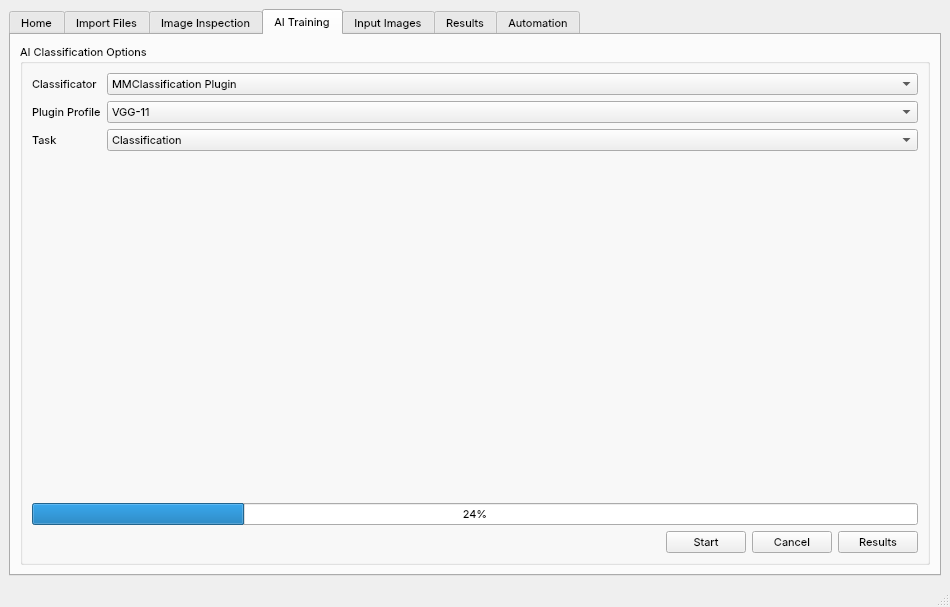
Above: mainwindow.ui from Joensw/RCAIT before the change. Below: the same form after it.
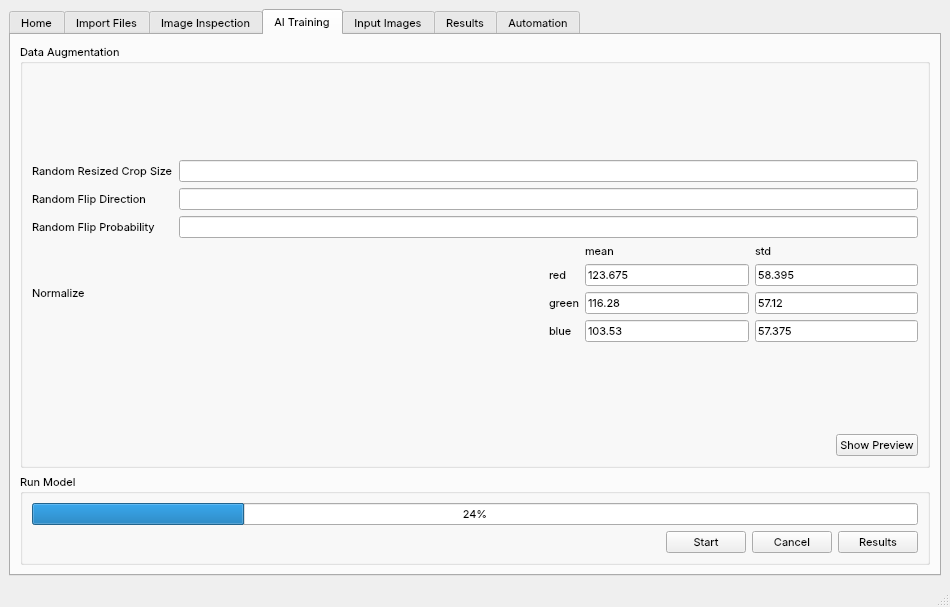
That is the form after the change. The open tabs and pages were chosen to show the change. Icons and pictures are not drawn. Custom widgets are drawn as their Qt base class.

The edit to the form file:
```diff
--- a/mainwindow.ui
+++ b/mainwindow.ui
@@ -566,76 +566,14 @@
         <string>AI Training</string>
        </attribute>
        <layout class="QGridLayout" name="gridLayout_11">
-        <item row="0" column="0">
+        <item row="1" column="0">
          <widget class="QGroupBox" name="groupBox">
           <property name="title">
-           <string>AI Classification Options</string>
+           <string>Run Model</string>
           </property>
           <layout class="QGridLayout" name="gridLayout_7">
-           <item row="0" column="0">
+           <item row="1" column="0">
             <layout class="QVBoxLayout" name="verticalLayout">
-             <item>
-              <layout class="QFormLayout" name="formLayout">
-               <item row="0" column="0">
-                <widget class="QLabel" name="classificationPluginLabel">
-                 <property name="text">
-                  <string>Classificator</string>
-                 </property>
-                </widget>
-               </item>
-               <item row="0" column="1">
-                <widget class="QComboBox" name="classificationPluginComboBox">
-                 <item>
-                  <property name="text">
-                   <string>MMClassification Plugin</string>
-                  </property>
-                 </item>
-                 <item>
-                  <property name="text">
-                   <string>Tensorflow Plugin</string>
-                  </property>
-                 </item>
-                </widget>
-               </item>
-               <item row="1" column="0">
-                <widget class="QLabel" name="pluginProfileLabel">
-                 <property name="text">
-                  <string>Plugin Profile</string>
-                 </property>
-                </widget>
-               </item>
-               <item row="1" column="1">
-                <widget class="QComboBox" name="pluginProfileComboBox">
-                 <item>
-                  <property name="text">
-                   <string>VGG-11</string>
-                  </property>
-                 </item>
-                </widget>
-               </item>
-               <item row="2" column="0">
-                <widget class="QLabel" name="actionLabel">
-                 <property name="text">
-                  <string>Task</string>
-                 </property>
-                </widget>
-               </item>
-               <item row="2" column="1">
-                <widget class="QComboBox" name="actionComboBox">
-                 <item>
-                  <property name="text">
-                   <string>Classification</string>
-                  </property>
-                 </item>
-                 <item>
-                  <property name="text">
-                   <string>Training</string>
-                  </property>
-                 </item>
-                </widget>
-               </item>
-              </layout>
-             </item>
              <item>
               <widget class="QProgressBar" name="progressBar">
                <property name="value">
@@ -686,6 +624,178 @@
           </layout>
          </widget>
         </item>
+        <item row="0" column="0">
+         <widget class="QGroupBox" name="groupBox_4">
+          <property name="title">
+           <string>Data Augmentation</string>
+          </property>
+          <layout class="QHBoxLayout" name="horizontalLayout_18">
+           <item>
+            <layout class="QGridLayout" name="gridLayout_13" rowstretch="1,1,1,1,0,1,1">
+             <item row="4" column="0">
+              <widget class="QLabel" name="label_10">
+               <property name="text">
+                <string>Normalize</string>
+               </property>
+              </widget>
+             </item>
+             <item row="3" column="0">
+              <widget class="QLabel" name="label_11">
+               <property name="text">
+                <string>Random Flip Probability</string>
+               </property>
+              </widget>
+             </item>
+             <item row="1" column="0">
+              <widget class="QLabel" name="label_6">
+               <property name="text">
+                <string>Random Resized Crop Size</string>
+               </property>
+              </widget>
+             </item>
+             <item row="4" column="1">
+              <layout class="QHBoxLayout" name="horizontalLayout_20">
+               <item>
+                <spacer name="horizontalSpacer_3">
+                 <property name="orientation">
+                  <enum>Qt::Horizontal</enum>
+                 </property>
+                 <property name="sizeHint" stdset="0">
+                  <size>
+                   <width>40</width>
+                   <height>20</height>
+                  </size>
+                 </property>
+                </spacer>
+               </item>
+               <item>
+                <layout class="QGridLayout" name="gridLayout_14">
+                 <item row="5" column="2">
+                  <widget class="QLineEdit" name="lineEdit_8">
+                   <property name="text">
+                    <string>57.12</string>
+                   </property>
+                  </widget>
+                 </item>
+                 <item row="6" column="0">
+                  <widget class="QLabel" name="label_14">
+                   <property name="text">
+                    <string>blue</string>
+                   </property>
+                  </widget>
+                 </item>
+                 <item row="6" column="1">
+                  <widget class="QLineEdit" name="lineEdit_6">
+                   <property name="text">
+                    <string>103.53</string>
+                   </property>
+                  </widget>
+                 </item>
+                 <item row="0" column="1">
+                  <widget class="QLabel" name="label_16">
+                   <property name="text">
+                    <string>mean</string>
+                   </property>
+                  </widget>
+                 </item>
+                 <item row="3" column="1">
+                  <widget class="QLineEdit" name="lineEdit_5">
+                   <property name="text">
+                    <string>123.675</string>
+                   </property>
+                  </widget>
+                 </item>
+                 <item row="3" column="0">
+                  <widget class="QLabel" name="label_12">
+                   <property name="text">
+                    <string>red</string>
+                   </property>
+                  </widget>
+                 </item>
+                 <item row="6" column="2">
+                  <widget class="QLineEdit" name="lineEdit_9">
+                   <property name="text">
+                    <string>57.375</string>
+                   </property>
+                  </widget>
+                 </item>
+                 <item row="5" column="0">
+                  <widget class="QLabel" name="label_13">
+                   <property name="text">
+                    <string>green</string>
+                   </property>
+                  </widget>
+                 </item>
+                 <item row="0" column="2">
+                  <widget class="QLabel" name="label_15">
+                   <property name="text">
+                    <string>std</string>
+                   </property>
+                  </widget>
+                 </item>
+                 <item row="3" column="2">
+                  <widget class="QLineEdit" name="lineEdit_7">
+                   <property name="text">
+                    <string>58.395</string>
+                   </property>
+                  </widget>
+                 </item>
+                 <item row="5" column="1">
+                  <widget class="QLineEdit" name="lineEdit_4">
+                   <property name="text">
+                    <string>116.28</string>
+                   </property>
+                  </widget>
+                 </item>
+                </layout>
+               </item>
+              </layout>
+             </item>
+             <item row="2" column="1">
+              <widget class="QLineEdit" name="lineEdit_3"/>
+             </item>
+             <item row="3" column="1">
+              <widget class="QLineEdit" name="lineEdit_10"/>
+             </item>
+             <item row="1" column="1">
+              <widget class="QLineEdit" name="lineEdit_2"/>
+             </item>
+             <item row="2" column="0">
+              <widget class="QLabel" name="label_9">
+               <property name="text">
+                <string>Random Flip Direction</string>
+               </property>
+              </widget>
+             </item>
+             <item row="6" column="1">
+              <layout class="QHBoxLayout" name="horizontalLayout_21">
+               <item>
+                <spacer name="horizontalSpacer_11">
+                 <property name="orientation">
+                  <enum>Qt::Horizontal</enum>
+                 </property>
+                 <property name="sizeHint" stdset="0">
+                  <size>
+                   <width>40</width>
+                   <height>20</height>
+                  </size>
+                 </property>
+                </spacer>
+               </item>
+               <item>
+                <widget class="QPushButton" name="pushButton_15">
+                 <property name="text">
+                  <string>Show Preview</string>
+                 </property>
+                </widget>
+               </item>
+              </layout>
+             </item>
+            </layout>
+           </item>
+          </layout>
+         </widget>
+        </item>
        </layout>
       </widget>
       <widget class="QWidget" name="tab_inputimages">
```
Left out of the diff: 159 changed lines with no effect on the pictures.
